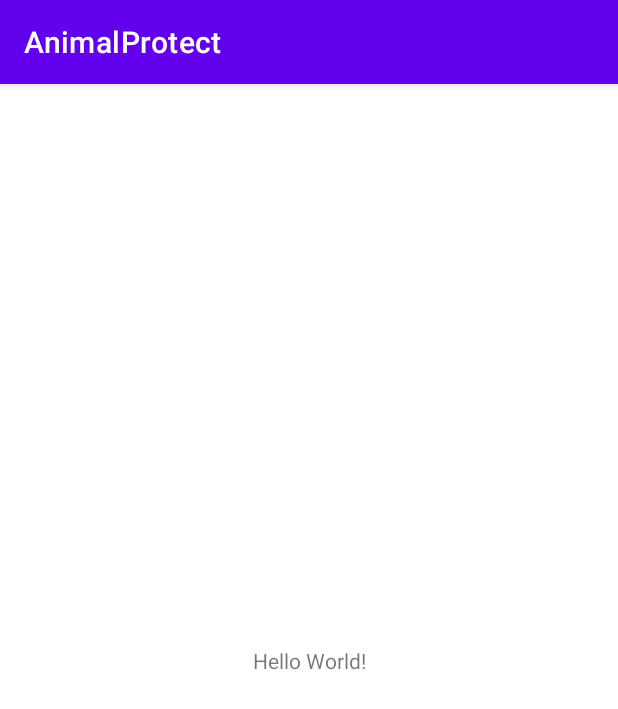
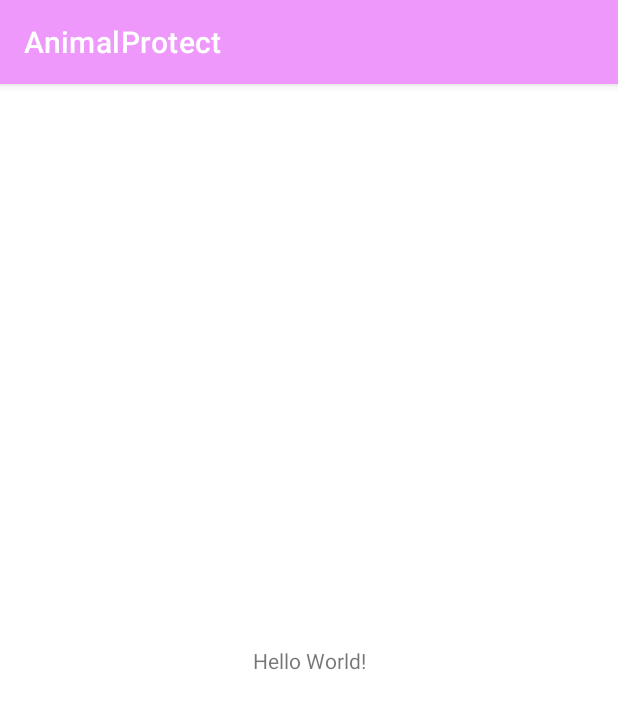
Before and after one commit to jamora27/AnimalProtect, an Android app: the screen it shows after launch (MainActivity), on a phone screen of 412 x 824 dp. Shown: the top 709 px of the screen. Run offline under Robolectric (Android 15) with nearby library versions, the phone set to English and light mode, and no system bars.

Commit message:
Temas y Colores, agregado Binding

```diff
--- a/app/build.gradle
+++ b/app/build.gradle
@@ -22,6 +22,9 @@ android {
             proguardFiles getDefaultProguardFile('proguard-android-optimize.txt'), 'proguard-rules.pro'
         }
     }
+    buildFeatures{
+        viewBinding = true
+    }
     compileOptions {
         sourceCompatibility JavaVersion.VERSION_1_8
         targetCompatibility JavaVersion.VERSION_1_8
--- a/app/src/main/res/values/colors.xml
+++ b/app/src/main/res/values/colors.xml
@@ -1,10 +1,11 @@
-<?xml version="1.0" encoding="utf-8"?>
+<!--?xml version="1.0" encoding="UTF-8"?-->
 <resources>
-    <color name="purple_200">#FFBB86FC</color>
-    <color name="purple_500">#FF6200EE</color>
-    <color name="purple_700">#FF3700B3</color>
-    <color name="teal_200">#FF03DAC5</color>
-    <color name="teal_700">#FF018786</color>
-    <color name="black">#FF000000</color>
-    <color name="white">#FFFFFFFF</color>
+  <color name="primaryColor">#ba68c8</color>
+  <color name="primaryLightColor">#ee98fb</color>
+  <color name="primaryDarkColor">#883997</color>
+  <color name="secondaryColor">#40c4ff</color>
+  <color name="secondaryLightColor">#82f7ff</color>
+  <color name="secondaryDarkColor">#0094cc</color>
+  <color name="primaryTextColor">#000000</color>
+  <color name="secondaryTextColor">#D829EF</color>
 </resources>
--- a/app/src/main/res/values/themes.xml
+++ b/app/src/main/res/values/themes.xml
@@ -2,15 +2,18 @@
     <!-- Base application theme. -->
     <style name="Theme.AnimalProtect" parent="Theme.MaterialComponents.DayNight.DarkActionBar">
         <!-- Primary brand color. -->
-        <item name="colorPrimary">@color/purple_500</item>
-        <item name="colorPrimaryVariant">@color/purple_700</item>
-        <item name="colorOnPrimary">@color/white</item>
+        <item name="colorPrimary">@color/primaryLightColor</item>
+        <item name="colorPrimaryVariant">@color/primaryDarkColor</item>
+        <item name="colorOnPrimary">@color/primaryTextColor</item>
         <!-- Secondary brand color. -->
-        <item name="colorSecondary">@color/teal_200</item>
-        <item name="colorSecondaryVariant">@color/teal_700</item>
-        <item name="colorOnSecondary">@color/black</item>
+        <item name="colorSecondary">@color/secondaryDarkColor</item>
+        <item name="colorSecondaryVariant">@color/secondaryLightColor</item>
+        <item name="colorOnSecondary">@color/primaryTextColor</item>
         <!-- Status bar color. -->
-        <item name="android:statusBarColor" tools:targetApi="l">?attr/colorPrimaryVariant</item>
+        <item name="android:statusBarColor" tools:targetApi="l">@color/primaryLightColor</item>
         <!-- Customize your theme here. -->
+
+
+
     </style>
 </resources>
```
